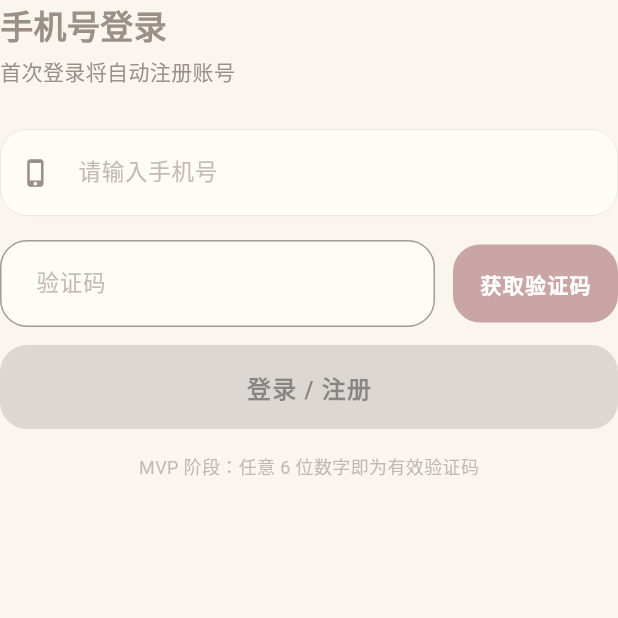
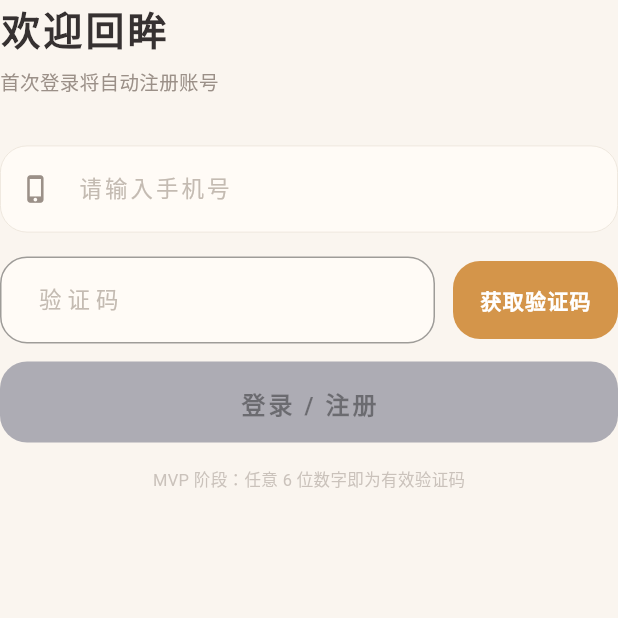
Before and after one commit to cyh20010403/glance, a Flutter app: the screen it shows after launch, on a phone screen of 412 x 824 dp, the top half of it. Run offline on Flutter 3.47's test engine with Material 3 defaults, Android fonts, the light colour scheme and no system bars; our stand-ins replace dio, flutter_riverpod, freezed_annotation, go_router, google_fonts, image_picker and 1 more; network calls fail; Roboto replaces fonts that are missing (Noto Serif Sc).

Commit message:
前端: 「暮光手帖」重设计 — 登录页 + 创建卡片页 + BLE 依赖
- login_page.dart: 衬线品牌标题「欢迎回眸」+ 琥珀强调按钮 + 淡入动画
- create_card_page.dart: 衬线分区标题 + 暖色卡片 + 等待页琥珀光晕
- 新增 flutter_blue_plus 依赖（BLE 预留）

```diff
--- a/frontend/lib/features/auth/presentation/login_page.dart
+++ b/frontend/lib/features/auth/presentation/login_page.dart
@@ -1,21 +1,15 @@
 import 'package:flutter/material.dart';
 import 'package:flutter_riverpod/flutter_riverpod.dart';
 import 'package:go_router/go_router.dart';
+import 'package:google_fonts/google_fonts.dart';
 import '../../../routes/app_router.dart';
 import '../../../theme/app_theme.dart';
 import '../domain/auth_state.dart';
 import 'login_viewmodel.dart';
 
-/// 登录页面
+/// 登录页面 —「暮光手帖」风格
 ///
-/// 支持两种模式：
-/// - 底部弹出（`isFullScreen: false`，默认）
-/// - 全屏（`isFullScreen: true`，用于返回重新登录）
-///
-/// 流程：
-/// 1. 输入手机号 → 获取验证码（MVP: 任意 6 位数字）
-/// 2. 输入验证码 → 登录
-/// 3. 成功 → 跳转首页
+/// 暖黄纸底上的简约登录，品牌标题 + 衬线字体。
 final class LoginPage extends ConsumerStatefulWidget {
   final bool isFullScreen;
   const LoginPage({super.key, this.isFullScreen = false});
@@ -24,14 +18,19 @@ final class LoginPage extends ConsumerStatefulWidget {
   ConsumerState<LoginPage> createState() => _LoginPageState();
 }
 
-class _LoginPageState extends ConsumerState<LoginPage> {
+class _LoginPageState extends ConsumerState<LoginPage>
+    with SingleTickerProviderStateMixin {
   final _phoneController = TextEditingController();
   final _codeController = TextEditingController();
+  late final _fadeIn = AnimationController(
+    vsync: this, duration: const Duration(milliseconds: 800),
+  )..forward();
 
   @override
   void dispose() {
     _phoneController.dispose();
     _codeController.dispose();
+    _fadeIn.dispose();
     super.dispose();
   }
 
@@ -39,14 +38,15 @@ class _LoginPageState extends ConsumerState<LoginPage> {
   Widget build(BuildContext context) {
     final state = ref.watch(loginViewModelProvider);
 
-    // 登录成功 → 跳转首页
     ref.listen(loginViewModelProvider, (prev, next) {
-      if (next is AuthSuccess) {
-        context.go(AppRouter.home);
-      }
+      if (next is AuthSuccess) context.go(AppRouter.home);
     });
 
-    final body = _buildBody(state);
+    final body = FadeTransition(
+      opacity: _fadeIn,
+      child: _buildBody(state),
+    );
+
     if (widget.isFullScreen) {
       return Scaffold(
         backgroundColor: AppTheme.background,
@@ -54,15 +54,19 @@ class _LoginPageState extends ConsumerState<LoginPage> {
       );
     }
 
-    // 底部弹出模式
     return Container(
       padding: EdgeInsets.fromLTRB(
         28, 28, 28,
         28 + MediaQuery.of(context).viewInsets.bottom,
       ),
-      decoration: const BoxDecoration(
+      decoration: BoxDecoration(
         color: AppTheme.surface,
-        borderRadius: BorderRadius.vertical(top: Radius.circular(28)),
+        borderRadius: const BorderRadius.vertical(
+          top: Radius.circular(AppTheme.radiusXl),
+        ),
+        border: const Border(
+          top: BorderSide(color: AppTheme.border, width: 0.5),
+        ),
       ),
       child: body,
     );
@@ -73,13 +77,12 @@ class _LoginPageState extends ConsumerState<LoginPage> {
       mainAxisSize: MainAxisSize.min,
       crossAxisAlignment: CrossAxisAlignment.start,
       children: [
-        // 拖拽指示条（底部弹出模式）
         if (!widget.isFullScreen) ...[
           Center(
             child: Container(
               width: 40, height: 4,
               decoration: BoxDecoration(
-                color: AppTheme.textSecondary.withValues(alpha: 0.3),
+                color: AppTheme.textSecondary.withValues(alpha: 0.25),
                 borderRadius: BorderRadius.circular(2),
               ),
             ),
@@ -87,12 +90,19 @@ class _LoginPageState extends ConsumerState<LoginPage> {
           const SizedBox(height: 28),
         ],
 
-        const Text('手机号登录',
-            style: TextStyle(fontSize: 22, fontWeight: FontWeight.bold)),
-        const SizedBox(height: 4),
-        const Text('首次登录将自动注册账号',
-            style: TextStyle(fontSize: 14, color: AppTheme.textSecondary)),
-        const SizedBox(height: 28),
+        Text('欢迎回眸',
+          style: GoogleFonts.notoSerifSc(
+            fontSize: 26, fontWeight: FontWeight.bold,
+            color: AppTheme.textPrimary, letterSpacing: 2,
+          ),
+        ),
+        const SizedBox(height: 6),
+        Text('首次登录将自动注册账号',
+          style: GoogleFonts.notoSerifSc(
+            fontSize: 13, color: AppTheme.textSecondary,
+          ),
+        ),
+        const SizedBox(height: 32),
 
         // 手机号
         TextField(
@@ -100,16 +110,16 @@ class _LoginPageState extends ConsumerState<LoginPage> {
           keyboardType: TextInputType.phone,
           maxLength: 11,
           enabled: state is! AuthCodeSent && state is! AuthLoading,
+          style: const TextStyle(fontSize: 16, letterSpacing: 2),
           decoration: const InputDecoration(
             hintText: '请输入手机号',
-            prefixIcon:
-                Icon(Icons.phone_iphone, color: AppTheme.textSecondary, size: 20),
+            prefixIcon: Icon(Icons.phone_iphone, color: AppTheme.textSecondary, size: 20),
             counterText: '',
           ),
         ),
         const SizedBox(height: AppTheme.spacingLg),
 
-        // 验证码 + 获取验证码按钮
+        // 验证码
         Row(
           children: [
             Expanded(
@@ -118,8 +128,10 @@ class _LoginPageState extends ConsumerState<LoginPage> {
                 keyboardType: TextInputType.number,
                 maxLength: 6,
                 enabled: state is AuthCodeSent || state is AuthLoading,
+                style: const TextStyle(fontSize: 16, letterSpacing: 4),
                 decoration: const InputDecoration(
-                    hintText: '验证码', counterText: ''),
+                  hintText: '验证码', counterText: '',
+                ),
               ),
             ),
             const SizedBox(width: AppTheme.spacingMd),
@@ -127,23 +139,18 @@ class _LoginPageState extends ConsumerState<LoginPage> {
               height: 52,
               child: ElevatedButton(
                 onPressed: (state is AuthIdle || state is AuthError)
-                    ? () => ref
-                        .read(loginViewModelProvider.notifier)
-                        .sendCode(_phoneController.text)
+                    ? () => ref.read(loginViewModelProvider.notifier).sendCode(_phoneController.text)
                     : null,
                 style: ElevatedButton.styleFrom(
                   minimumSize: const Size(110, 52),
-                  backgroundColor: state is AuthCodeSent
-                      ? AppTheme.border
-                      : AppTheme.secondary,
+                  backgroundColor: state is AuthCodeSent ? AppTheme.border : AppTheme.accent,
+                  elevation: 0,
                 ),
                 child: Text(
                   state is AuthCodeSent ? '已发送' : '获取验证码',
                   style: TextStyle(
                     fontSize: 14,
-                    color: state is AuthCodeSent
-                        ? AppTheme.textSecondary
-                        : Colors.white,
+                    color: state is AuthCodeSent ? AppTheme.textSecondary : Colors.white,
                   ),
                 ),
               ),
@@ -152,41 +159,45 @@ class _LoginPageState extends ConsumerState<LoginPage> {
         ),
         const SizedBox(height: AppTheme.spacingMd),
 
-        // 错误提示
         if (state is AuthError)
           Padding(
             padding: const EdgeInsets.only(bottom: 12),
             child: Text(state.message,
-                style: const TextStyle(color: AppTheme.error, fontSize: 14)),
+              style: const TextStyle(color: AppTheme.error, fontSize: 14)),
           ),
 
-        // 登录按钮
         SizedBox(
           width: double.infinity,
+          height: 54,
           child: ElevatedButton(
             onPressed: (state is AuthCodeSent && state is! AuthLoading)
-                ? () => ref
-                    .read(loginViewModelProvider.notifier)
-                    .login(_codeController.text)
+                ? () => ref.read(loginViewModelProvider.notifier).login(_codeController.text)
                 : null,
+            style: ElevatedButton.styleFrom(
+              backgroundColor: AppTheme.primary,
+              disabledBackgroundColor: AppTheme.primary.withValues(alpha: 0.4),
+              shape: RoundedRectangleBorder(
+                borderRadius: BorderRadius.circular(AppTheme.radiusLg),
+              ),
+              elevation: 0,
+            ),
             child: state is AuthLoading
                 ? const SizedBox(
                     width: 20, height: 20,
-                    child: CircularProgressIndicator(
-                        strokeWidth: 2, color: Colors.white),
+                    child: CircularProgressIndicator(strokeWidth: 2, color: Colors.white),
                   )
-                : const Text('登录 / 注册'),
+                : Text('登录 / 注册',
+                    style: GoogleFonts.notoSerifSc(fontSize: 16, fontWeight: FontWeight.w600, letterSpacing: 2)),
           ),
         ),
         const SizedBox(height: AppTheme.spacingLg),
 
-        // MVP 提示
         Center(
           child: Text(
             'MVP 阶段：任意 6 位数字即为有效验证码',
-            style: TextStyle(
-                fontSize: 12,
-                color: AppTheme.textSecondary.withValues(alpha: 0.6)),
+            style: GoogleFonts.notoSerifSc(
+              fontSize: 11, color: AppTheme.textSecondary.withValues(alpha: 0.5),
+            ),
           ),
         ),
         const SizedBox(height: AppTheme.spacingSm),
--- a/frontend/pubspec.yaml
+++ b/frontend/pubspec.yaml
@@ -30,6 +30,7 @@ dependencies:
   share_plus: ^13.1.0
   image_picker: ^1.2.2
   google_fonts: ^8.1.0
+  flutter_blue_plus: ^2.3.4
 
 dev_dependencies:
   flutter_test:
```
Also changed, not shown: frontend/lib/features/card/presentation/create_card_page.dart (+100 -96 lines), 2 other files.
